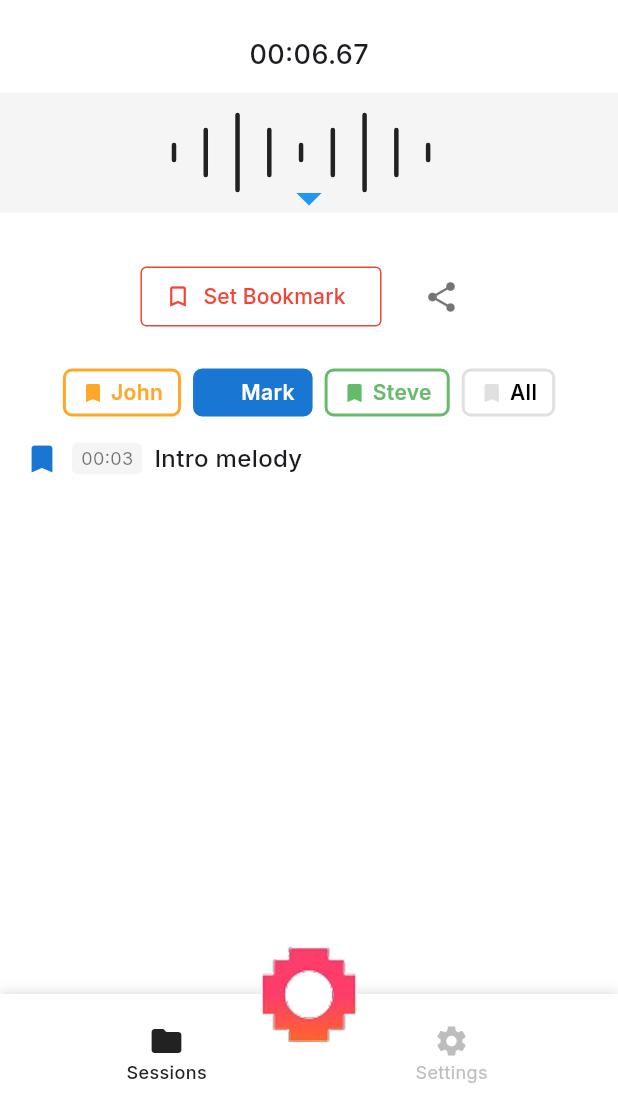
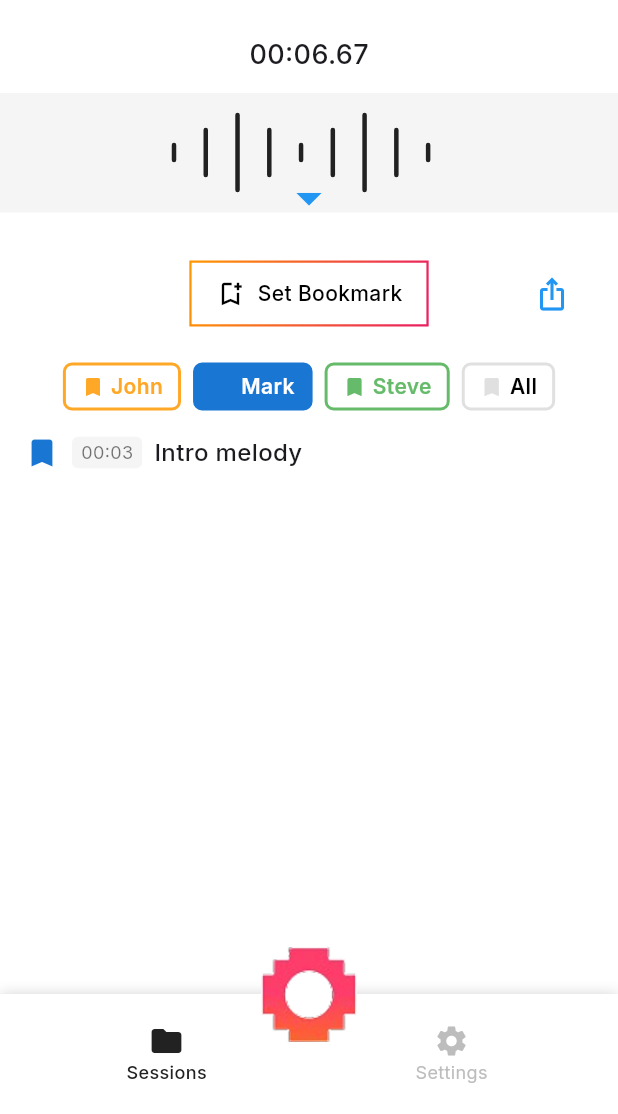
Before and after one commit to Najaf555/cord-app, a Flutter app: the NewRecordingScreen screen opened directly, on a phone screen of 412 x 824 dp, the part 122-1236 px from its top. Run offline on Flutter 3.47's test engine with Material 3 defaults, Android fonts, the phone set to English and light mode, and no system bars; our stand-ins replace flutter_slidable, get; project files that could hold a hidden picture were left out.

Commit message:
util library services done

```diff
--- a/lib/login/login_view.dart
+++ b/lib/login/login_view.dart
@@ -2,6 +2,8 @@ import 'package:flutter/material.dart';
 import 'package:get/get.dart';
 import '../views/main_navigation.dart';
 import '../login/signup.dart'; // <-- Make sure this path is correct
+import '../utils/validators.dart';
+import '../utils/constants.dart';
 
 class LoginScreen extends StatefulWidget {
   const LoginScreen({super.key});
--- /dev/null
+++ b/lib/utils/date_util.dart
@@ -0,0 +1,5 @@
+import 'package:intl/intl.dart';
+
+String formatSessionDate(DateTime dateTime) {
+  return DateFormat('dd/MM/yy HH:mm').format(dateTime);
+}
--- /dev/null
+++ b/lib/utils/date_utils.dart
@@ -0,0 +1,5 @@
+import 'package:intl/intl.dart';
+
+String formatSessionDate(DateTime dateTime) {
+  return DateFormat('dd/MM/yy HH:mm').format(dateTime);
+}
--- /dev/null
+++ b/lib/utils/string_util.dart
@@ -0,0 +1,3 @@
+// lib/utils/string_util.dart
+String capitalize(String s) => s.isNotEmpty ? s[0].toUpperCase() + s.substring(1) : s;
+String trimAll(String s) => s.replaceAll(' ', '');
--- /dev/null
+++ b/lib/utils/validators.dart
@@ -0,0 +1,3 @@
+// lib/utils/validators.dart
+bool isValidEmail(String email) => RegExp(r'^[^@]+@[^@]+\.[^@]+').hasMatch(email);
+bool isValidPassword(String password) => password.length >= 6;
--- a/lib/views/change_password_view.dart
+++ b/lib/views/change_password_view.dart
@@ -2,6 +2,7 @@ import 'package:flutter/material.dart';
 import 'package:get/get.dart';
 import '../controllers/navigation_controller.dart';
 import 'main_navigation.dart';
+import '../utils/validators.dart';
 
 class ChangePasswordView extends StatefulWidget {
   const ChangePasswordView({super.key});
--- a/lib/views/new_recording.dart
+++ b/lib/views/new_recording.dart
@@ -215,28 +215,57 @@ class NewRecordingScreen extends StatelessWidget {
               ),
               // Bookmark button and share icon
               const SizedBox(height: 32),
-              Center(
-                child: Row(
-                  mainAxisSize: MainAxisSize.min,
+              SizedBox(
+                height: 44,
+                child: Stack(
+                  alignment: Alignment.center,
                   children: [
-                    OutlinedButton.icon(
-                      onPressed: () {},
-                      icon: const Icon(Icons.bookmark_border, color: Colors.red),
-                      label: const Text(
-                        'Set Bookmark',
-                        style: TextStyle(color: Colors.red),
-                      ),
-                      style: OutlinedButton.styleFrom(
-                        side: const BorderSide(color: Colors.red),
-                        shape: RoundedRectangleBorder(
-                          borderRadius: BorderRadius.circular(4),
+                    Center(
+                      child: Container(
+                        height: 44,
+                        decoration: BoxDecoration(
+                          gradient: const LinearGradient(
+                            colors: [Colors.orange, Colors.pink],
+                            begin: Alignment.topLeft,
+                            end: Alignment.bottomRight,
+                          ),
+                          borderRadius: BorderRadius.zero,
+                        ),
+                        child: Container(
+                          margin: const EdgeInsets.all(1.5),
+                          padding: const EdgeInsets.symmetric(horizontal: 16),
+                          decoration: BoxDecoration(
+                            color: Colors.white,
+                            borderRadius: BorderRadius.zero,
+                          ),
+                          child: Row(
+                            mainAxisSize: MainAxisSize.min,
+                            children: const [
+                              Icon(
+                                Icons.bookmark_add_outlined,
+                                color: Colors.black,
+                                size: 20,
+                              ),
+                              SizedBox(width: 8),
+                              Text(
+                                'Set Bookmark',
+                                style: TextStyle(
+                                  color: Colors.black,
+                                  fontWeight: FontWeight.w500,
+                                ),
+                              ),
+                            ],
+                          ),
                         ),
                       ),
                     ),
-                    const SizedBox(width: 16),
-                    IconButton(
-                      icon: const Icon(Icons.share, color: Colors.black54),
-                      onPressed: () {},
+                    const Positioned(
+                      right: 32,
+                      child: Icon(
+                        Icons.ios_share,
+                        color: Colors.blue,
+                        size: 24,
+                      ),
                     ),
                   ],
                 ),
```
Also changed, not shown: lib/login/signup.dart (+67 -37 lines), lib/utils/constants.dart (added, +16 -0 lines), lib/utils/network_util.dart (added, +10 -0 lines), lib/views/session_detail_view.dart (+4 -5 lines), lib/views/sessions_view.dart (+5 -5 lines), pubspec.yaml (+5 -3 lines), pubspec.lock.
